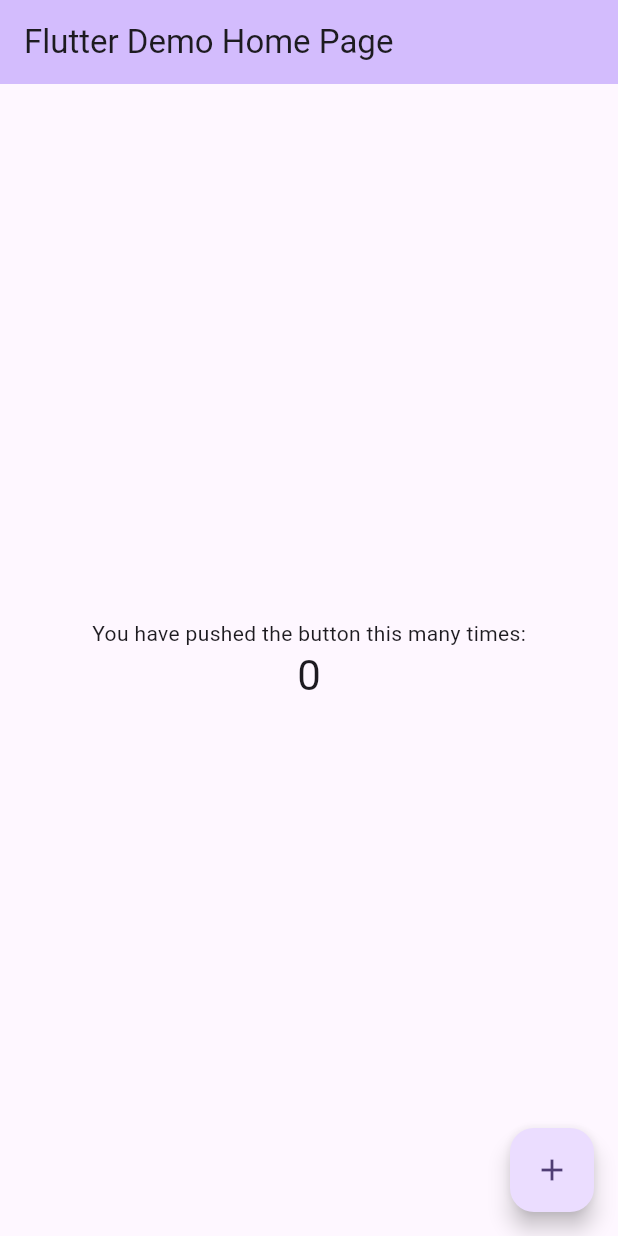
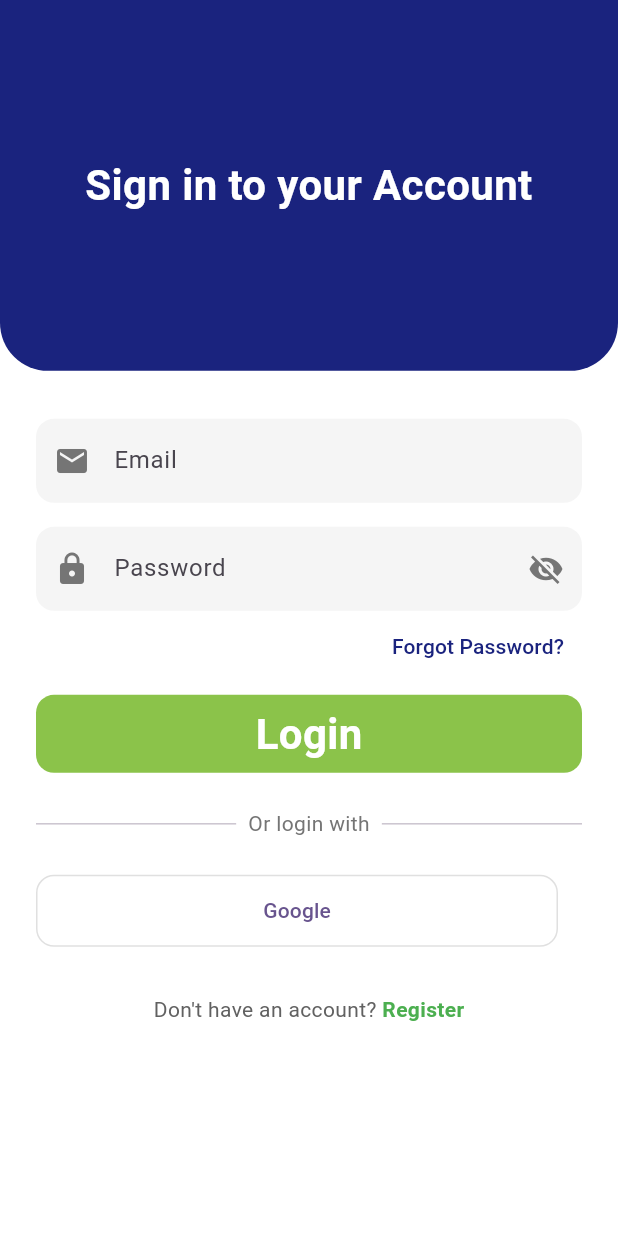
Before and after one commit to swampbear/flutter_auth_template, a Flutter app: the screen it shows after launch, on a phone screen of 412 x 824 dp. Run offline on Flutter 3.47's test engine with Material 3 defaults, Android fonts, the phone set to English and light mode, and no system bars; our stand-ins replace flutter_dotenv, supabase_flutter; accounts and stored records are empty.

Commit message:
Refactor main.dart to implement routing and remove unused code; add routes for sign-in and sign-up

```diff
--- a/lib/main.dart
+++ b/lib/main.dart
@@ -1,9 +1,16 @@
+// lib/main.dart
 import 'package:flutter/material.dart';
 import 'package:flutter_dotenv/flutter_dotenv.dart';
 import 'package:supabase_flutter/supabase_flutter.dart';
 
+import 'screens/SignInPage.dart';
+import 'screens/SignUpPage.dart';
+//import 'screens/ForgotPasswordPage.dart';
+// import 'routes.dart';  // if you made a central routes.dart
+
 Future<void> main() async {
-  await dotenv.load(fileName: ".env");
+  WidgetsFlutterBinding.ensureInitialized();
+  await dotenv.load(fileName: '.env');
   await Supabase.initialize(
     url: dotenv.env['SUPABASE_URL']!,
     anonKey: dotenv.env['SUPABASE_ANON_KEY']!,
@@ -11,132 +18,29 @@ Future<void> main() async {
   runApp(const MyApp());
 }
 
-// void main() {
-//   runApp(const MyApp());
-// }
-
 class MyApp extends StatelessWidget {
   const MyApp({super.key});
 
-
-  // This widget is the root of your application.
   @override
   Widget build(BuildContext context) {
     return MaterialApp(
-      title: 'Flutter Demo',
+      title: 'My Flutter App',
+      debugShowCheckedModeBanner: false,
       theme: ThemeData(
-        // This is the theme of your application.
-        //
-        // TRY THIS: Try running your application with "flutter run". You'll see
-        // the application has a purple toolbar. Then, without quitting the app,
-        // try changing the seedColor in the colorScheme below to Colors.green
-        // and then invoke "hot reload" (save your changes or press the "hot
-        // reload" button in a Flutter-supported IDE, or press "r" if you used
-        // the command line to start the app).
-        //
-        // Notice that the counter didn't reset back to zero; the application
-        // state is not lost during the reload. To reset the state, use hot
-        // restart instead.
-        //
-        // This works for code too, not just values: Most code changes can be
-        // tested with just a hot reload.
         colorScheme: ColorScheme.fromSeed(seedColor: Colors.deepPurple),
       ),
-      home: const MyHomePage(title: 'Flutter Demo Home Page'),
+      // initial route can be your splash/sign-in/etc
+
+      routes: {
+        '/signin':      (_) => const SignInPage(),
+        '/signup':      (_) => const SignUpPage(),
+      },
+      initialRoute: '/signin',
+      onUnknownRoute: (settings) => MaterialPageRoute(
+        builder: (_) => const Scaffold(
+          body: Center(child: Text('404 – Page not found')),
+        ),
+      ),
     );
   }
 }
-
-class MyHomePage extends StatefulWidget {
-  const MyHomePage({super.key, required this.title});
-
-  // This widget is the home page of your application. It is stateful, meaning
-  // that it has a State object (defined below) that contains fields that affect
-  // how it looks.
-
-  // This class is the configuration for the state. It holds the values (in this
-  // case the title) provided by the parent (in this case the App widget) and
-  // used by the build method of the State. Fields in a Widget subclass are
-  // always marked "final".
-
-  final String title;
-
-
-
-  @override
-  State<MyHomePage> createState() => _MyHomePageState();
-}
-
-class _MyHomePageState extends State<MyHomePage> {
-  int _counter = 0;
-
-   @override
-   initState() {
-      final user = Supabase.instance.client.auth.currentUser;
-      print('Supabase initialized, currentUser=$user');
-    }
-
-  void _incrementCounter() {
-    setState(() {
-      // This call to setState tells the Flutter framework that something has
-      // changed in this State, which causes it to rerun the build method below
-      // so that the display can reflect the updated values. If we changed
-      // _counter without calling setState(), then the build method would not be
-      // called again, and so nothing would appear to happen.
-      _counter++;
-    });
-  }
-
-  @override
-  Widget build(BuildContext context) {
-    // This method is rerun every time setState is called, for instance as done
-    // by the _incrementCounter method above.
-    //
-    // The Flutter framework has been optimized to make rerunning build methods
-    // fast, so that you can just rebuild anything that needs updating rather
-    // than having to individually change instances of widgets.
-    return Scaffold(
-      appBar: AppBar(
-        // TRY THIS: Try changing the color here to a specific color (to
-        // Colors.amber, perhaps?) and trigger a hot reload to see the AppBar
-        // change color while the other colors stay the same.
-        backgroundColor: Theme.of(context).colorScheme.inversePrimary,
-        // Here we take the value from the MyHomePage object that was created by
-        // the App.build method, and use it to set our appbar title.
-        title: Text(widget.title),
-      ),
-      body: Center(
-        // Center is a layout widget. It takes a single child and positions it
-        // in the middle of the parent.
-        child: Column(
-          // Column is also a layout widget. It takes a list of children and
-          // arranges them vertically. By default, it sizes itself to fit its
-          // children horizontally, and tries to be as tall as its parent.
-          //
-          // Column has various properties to control how it sizes itself and
-          // how it positions its children. Here we use mainAxisAlignment to
-          // center the children vertically; the main axis here is the vertical
-          // axis because Columns are vertical (the cross axis would be
-          // horizontal).
-          //
-          // TRY THIS: Invoke "debug painting" (choose the "Toggle Debug Paint"
-          // action in the IDE, or press "p" in the console), to see the
-          // wireframe for each widget.
-          mainAxisAlignment: MainAxisAlignment.center,
-          children: <Widget>[
-            const Text('You have pushed the button this many times:'),
-            Text(
-              '$_counter',
-              style: Theme.of(context).textTheme.headlineMedium,
-            ),
-          ],
-        ),
-      ),
-      floatingActionButton: FloatingActionButton(
-        onPressed: _incrementCounter,
-        tooltip: 'Increment',
-        child: const Icon(Icons.add),
-      ), // This trailing comma makes auto-formatting nicer for build methods.
-    );
-  }
-}
--- /dev/null
+++ b/lib/routes.dart
@@ -0,0 +1,5 @@
+abstract class Routes {
+  static const signIn        = '/sign-in';
+  static const signUp        = '/sign-up';
+  static const forgotPassword = '/forgot-password';
+}
--- /dev/null
+++ b/lib/screens/SignInPage.dart
@@ -0,0 +1,243 @@
+import 'package:flutter/material.dart';
+
+class SignInPage extends StatefulWidget {
+  static const routeName = '/sign-in';
+
+  const SignInPage({Key? key}) : super(key: key);
+
+  @override
+  _SignInPageState createState() => _SignInPageState();
+}
+
+class _SignInPageState extends State<SignInPage> {
+  final _formKey = GlobalKey<FormState>();
+  final TextEditingController _emailController = TextEditingController();
+  final TextEditingController _passwordController = TextEditingController();
+  bool _obscurePassword = true;
+
+  @override
+  void dispose() {
+    _emailController.dispose();
+    _passwordController.dispose();
+    super.dispose();
+  }
+
+  void flipPasswordVisibility() {
+    setState(() {
+      _obscurePassword = !_obscurePassword;
+    });
+  }
+
+  @override
+  Widget build(BuildContext context) {
+    return Scaffold(
+      backgroundColor: Colors.white,
+      body: SingleChildScrollView(
+        child: Column(
+          children: [
+            // Header
+            Container(
+              width: double.infinity,
+              height: MediaQuery.of(context).size.height * 0.3,
+              decoration: BoxDecoration(
+                color: Colors.indigo[900],
+                borderRadius: BorderRadius.only(
+                  bottomLeft: Radius.circular(32),
+                  bottomRight: Radius.circular(32),
+                ),
+              ),
+              child: Center(
+                child: Text(
+                  'Sign in to your Account',
+                  textAlign: TextAlign.center,
+                  style: TextStyle(
+                    fontFamily: 'Roboto',      // or any font you’ve configured
+                    color: Colors.white,
+                    fontSize: 28,
+                    fontWeight: FontWeight.bold,
+                  ),
+                ),
+              ),
+            ),
+
+            // Form
+            Padding(
+              padding: const EdgeInsets.symmetric(horizontal: 24, vertical: 32),
+              child: Form(
+                key: _formKey,
+                child: Column(
+                  crossAxisAlignment: CrossAxisAlignment.stretch,
+                  children: [
+                    // Email
+                    TextFormField(
+                      controller: _emailController,
+                      decoration: InputDecoration(
+                        filled: true,
+                        fillColor: Colors.grey[100],
+                        hintText: 'Email',
+                        prefixIcon: Icon(Icons.email, color: Colors.grey[600]),
+                        border: OutlineInputBorder(
+                          borderRadius: BorderRadius.circular(12),
+                          borderSide: BorderSide.none,
+                        ),
+                      ),
+                      keyboardType: TextInputType.emailAddress,
+                      validator: (value) {
+                        if (value == null || value.isEmpty) {
+                          return 'Please enter your email';
+                        }
+                        return null;
+                      },
+                    ),
+                    SizedBox(height: 16),
+
+                    // Password
+                    TextFormField(
+                      controller: _passwordController,
+                      obscureText: _obscurePassword,
+                      decoration: InputDecoration(
+                        filled: true,
+                        fillColor: Colors.grey[100],
+                        hintText: 'Password',
+                        prefixIcon: Icon(Icons.lock, color: Colors.grey[600]),
+                        suffixIcon: IconButton(
+                          icon: Icon(
+                            _obscurePassword
+                              ? Icons.visibility_off
+                              : Icons.visibility,
+                            color: Colors.grey[600],
+                          ),
+                          onPressed: () {
+                            flipPasswordVisibility();
+                          },
+                        ),
+                        border: OutlineInputBorder(
+                          borderRadius: BorderRadius.circular(12),
+                          borderSide: BorderSide.none,
+                        ),
+                      ),
+                      validator: (value) {
+                        if (value == null || value.isEmpty) {
+                          return 'Please enter your password';
+                        }
+                        if (value.length < 6) {
+                          return 'Password must be at least 6 characters';
+                        }
+                        return null;
+                      },
+                    ),
+
+                    // Forgot password
+                    Align(
+                      alignment: Alignment.centerRight,
+                      child: TextButton(
+                        onPressed: () {
+                          // TODO: Implement forgot password logic
+                        },
+                        child: Text(
+                          'Forgot Password?',
+                          style: TextStyle(color: Colors.indigo[900]),
+                        ),
+                      ),
+                    ),
+
+                    // Login Button
+                    SizedBox(height: 8),
+                    GestureDetector(
+                      onTap: () {
+                        if (_formKey.currentState!.validate()) {
+                          // Sign-in logic
+                          //TODO: Implement sign-in logic here
+                        }
+                      },
+                      child: Container(
+                        height: 52,
+                        decoration: BoxDecoration(
+                          borderRadius: BorderRadius.circular(12),
+                          color: Colors.lightGreen[500],
+                        ),
+                        child: Center(
+                          child: Text(
+                            'Login',
+                            style: TextStyle(
+                              fontFamily: 'Roboto',
+                              color: Colors.white,
+                              fontSize: 28,
+                              fontWeight: FontWeight.bold,
+                            ),
+                          ),
+                        ),
+                      ),
+                    ),
+
+                    // Separator
+                    SizedBox(height: 24),
+                    Row(
+                      children: [
+                        Expanded(child: Divider()),
+                        Padding(
+                          padding: const EdgeInsets.symmetric(horizontal: 8.0),
+                          child: Text(
+                            'Or login with',
+                            style: TextStyle(color: Colors.grey[600]),
+                          ),
+                        ),
+                        Expanded(child: Divider()),
+                      ],
+                    ),
+
+                    // Social buttons
+                    SizedBox(height: 24),
+                    Row(
+                      mainAxisAlignment: MainAxisAlignment.spaceBetween,
+                      children: [
+                        Expanded(
+                          child: OutlinedButton.icon(
+                            onPressed: () {
+                              //TODO: Implement Google login
+                            },
+                            label: Text('Google'),
+                            style: OutlinedButton.styleFrom(
+                              backgroundColor: Colors.white,
+                              side: BorderSide(color: Colors.grey.shade300),
+                              shape: RoundedRectangleBorder(
+                                borderRadius: BorderRadius.circular(12),
+                              ),
+                              padding: EdgeInsets.symmetric(vertical: 14),
+                            ),
+                          ),
+                        ),
+                        SizedBox(width: 16),
+                      ],
+                    ),
+
+                    // Sign up link
+                    SizedBox(height: 32),
+                    Row(
+                      mainAxisAlignment: MainAxisAlignment.center,
+                      children: [
+                        Text("Don't have an account? ", style: TextStyle(color: Colors.grey[700])),
+                        GestureDetector(
+                          onTap: () {
+                            Navigator.pushNamed(context, '/signup');
+                          },
+                          child: Text(
+                            'Register',
+                            style: TextStyle(
+                              color: Colors.green,
+                              fontWeight: FontWeight.bold,
+                            ),
+                          ),
+                        ),
+                      ],
+                    ),
+                  ],
+                ),
+              ),
+            ),
+          ],
+        ),
+      ),
+    );
+  }
+}
--- a/pubspec.yaml
+++ b/pubspec.yaml
@@ -37,7 +37,6 @@ dependencies:
 
   supabase_flutter: ^2.0.0
   flutter_dotenv: ^5.0.0
-
 
 dev_dependencies:
   flutter_test:
```
Also changed, not shown: lib/screens/SignUpPage.dart (added, +264 -0 lines).
